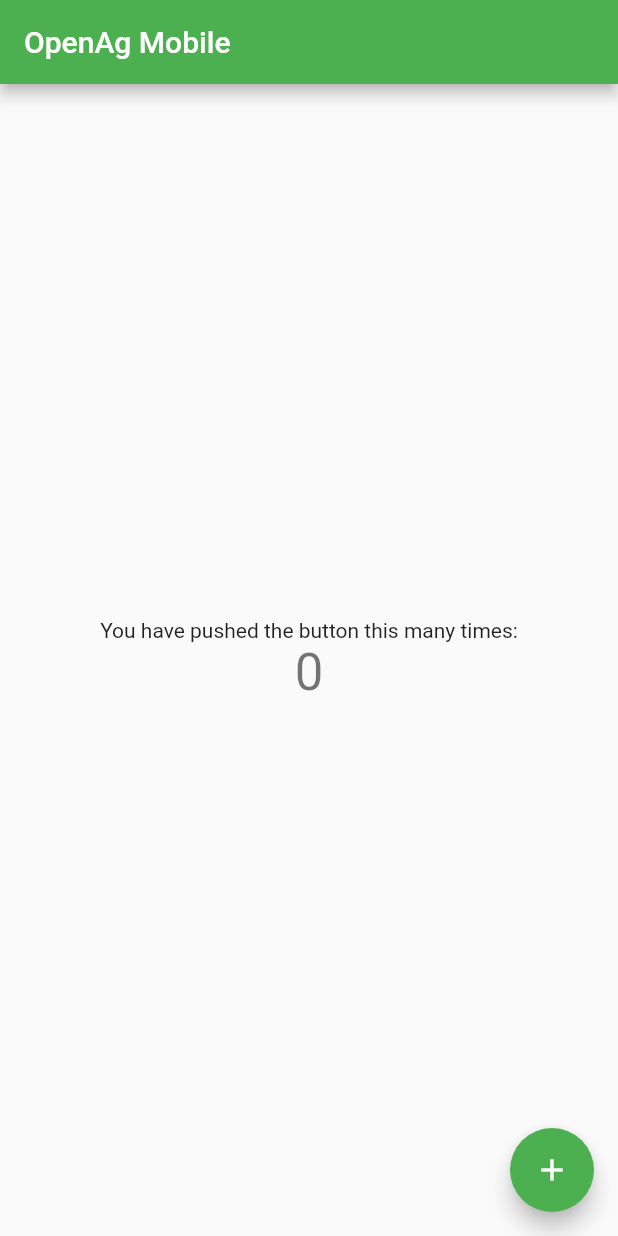
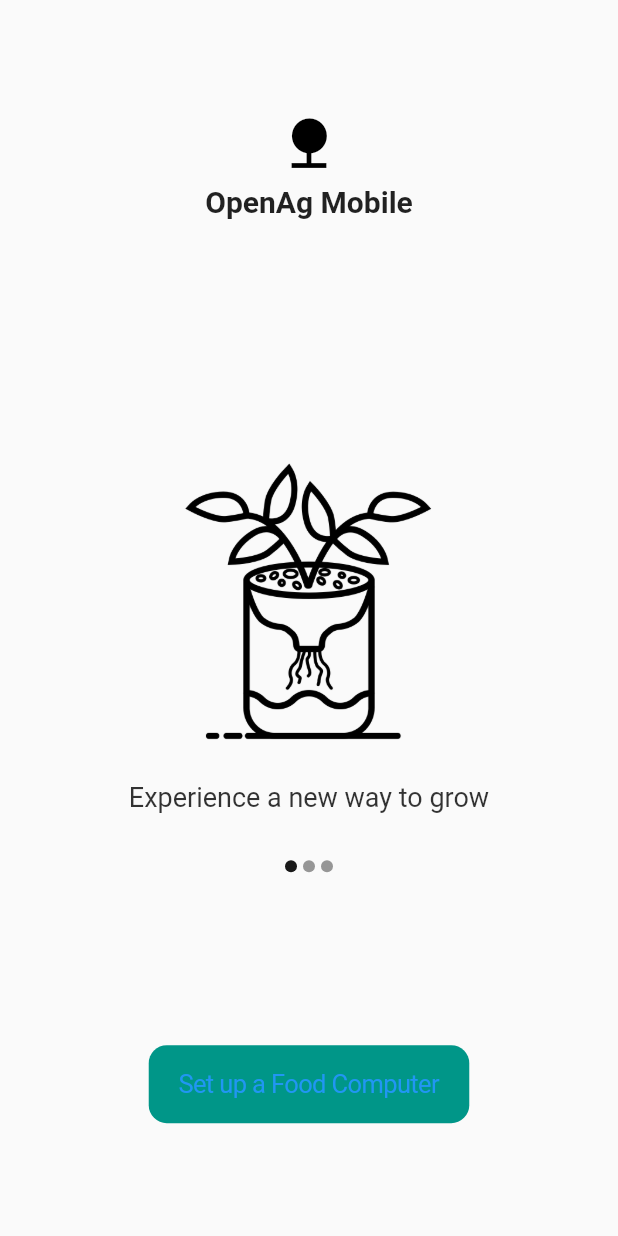
Before and after one commit to e-simpson/Open-Ag-Mobile, a Flutter app: the screen it shows after launch, on a phone screen of 412 x 824 dp. Run offline on Flutter 3.47's test engine with Material 2 defaults, Android fonts, the phone set to English and light mode, and no system bars; drawn by our look-alikes of carousel_slider; missing offline and left inert: screentheme.

Commit message:
Mocked out Onboarding and setup process Added Home, Recipe List, Create Recipe, and View Recipe routing Setup basic project imports Added 7 mockup image glyphs (CC License 3.0) Added image and title component Other project setup changes

```diff
--- /dev/null
+++ b/lib/components/ImageAndTitle.dart
@@ -0,0 +1,22 @@
+import 'package:flutter/material.dart';
+
+class ImageAndTitle extends StatelessWidget{
+  final String image;
+  final String title;
+  final Color textColor;
+  ImageAndTitle({this.image, this.title, this.textColor = Colors.black}) : assert(image != null), assert(title != null);
+
+  @override
+  Widget build(BuildContext context) {
+    return new Center(
+      child: new Column(
+        mainAxisAlignment: MainAxisAlignment.center,
+        children: <Widget>[
+          new Image.asset(image, fit: BoxFit.scaleDown, height: 200.0),
+          new Padding(padding: const EdgeInsets.only(bottom: 20.0)),
+          new Text(title, style: new TextStyle(color: textColor.withOpacity(0.8), fontSize: 18.0), textAlign: TextAlign.center),
+        ],
+      ),
+    );
+  }
+}
--- a/lib/main.dart
+++ b/lib/main.dart
@@ -1,91 +1,59 @@
 import 'package:flutter/material.dart';
+import 'package:flutter/cupertino.dart';
+import 'package:flutter/services.dart';
+import 'package:open_ag_mobile/routes/CreateRecipe.dart';
+import 'package:open_ag_mobile/routes/Home.dart';
+import 'package:open_ag_mobile/routes/Onboarding.dart';
+import 'package:open_ag_mobile/routes/RecipeList.dart';
+import 'package:open_ag_mobile/routes/Setup.dart';
+import 'package:screentheme/screentheme.dart';
 
-void main() => runApp(new OpenAgMobile());
+void main() {
+  SystemChrome.setPreferredOrientations([DeviceOrientation.portraitUp]);
+  ScreenTheme.darkStatusBar();
+  ScreenTheme.darkNavigationBar();
+  ScreenTheme.updateNavigationBarColor(Colors.grey[50]);
+  runApp(OpenAgMobileApp());
+}
 
-class OpenAgMobile extends StatelessWidget {
-  @override
-  Widget build(BuildContext context) {
-    return new MaterialApp(
-      title: 'OpenAg Mobile',
-      theme: new ThemeData(
-        primarySwatch: Colors.green,
-      ),
-      home: new MyHomePage(title: 'OpenAg Mobile'),
+class OpenAgMobileApp extends StatelessWidget {
+  void checkExistingFoodComputer(){
+
+  }
+
+
+  @override Widget build(BuildContext context) {
+    final Color primary = Colors.teal;
+
+    //Theme data
+    ThemeData theme = ThemeData(
+      brightness: Brightness.light,
+      primaryColor: primary,
+      accentColor: Color.lerp(primary, Colors.white, 0.5),
+
+
+      //button theme
+      highlightColor: Colors.transparent,
+      splashColor: Colors.black26,
+      disabledColor: Colors.black12,
+      toggleableActiveColor: primary,
+      cursorColor: primary,
+      buttonColor: primary,
+      primaryIconTheme: IconThemeData(color: Colors.black),
+
+      //card & canvas theme
+      cardColor: Colors.grey[50],
+//      canvasColor: Colors.transparent,
+
+      //enlarge icons for visibility
+      iconTheme: IconThemeData(size: 24.0),
+    );
+    return MaterialApp(
+        title: "OpenAg Mobile",
+        color: Colors.grey[200],
+        home: Onboarding(),
+        theme: theme,
+        debugShowCheckedModeBanner: false
     );
   }
 }
-
-class MyHomePage extends StatefulWidget {
-  MyHomePage({Key key, this.title}) : super(key: key);
-
-  final String title;
-
-  @override
-  _MyHomePageState createState() => new _MyHomePageState();
-}
-
-class _MyHomePageState extends State<MyHomePage> {
-  int _counter = 0;
-
-  void _incrementCounter() {
-    setState(() {
-      // This call to setState tells the Flutter framework that something has
-      // changed in this State, which causes it to rerun the build method below
-      // so that the display can reflect the updated values. If we changed
-      // _counter without calling setState(), then the build method would not be
-      // called again, and so nothing would appear to happen.
-      _counter++;
-    });
-  }
-
-  @override
-  Widget build(BuildContext context) {
-    // This method is rerun every time setState is called, for instance as done
-    // by the _incrementCounter method above.
-    //
-    // The Flutter framework has been optimized to make rerunning build methods
-    // fast, so that you can just rebuild anything that needs updating rather
-    // than having to individually change instances of widgets.
-    return new Scaffold(
-      appBar: new AppBar(
-        // Here we take the value from the MyHomePage object that was created by
-        // the App.build method, and use it to set our appbar title.
-        title: new Text(widget.title),
-      ),
-      body: new Center(
-        // Center is a layout widget. It takes a single child and positions it
-        // in the middle of the parent.
-        child: new Column(
-          // Column is also layout widget. It takes a list of children and
-          // arranges them vertically. By default, it sizes itself to fit its
-          // children horizontally, and tries to be as tall as its parent.
-          //
-          // Invoke "debug paint" (press "p" in the console where you ran
-          // "flutter run", or select "Toggle Debug Paint" from the Flutter tool
-          // window in IntelliJ) to see the wireframe for each widget.
-          //
-          // Column has various properties to control how it sizes itself and
-          // how it positions its children. Here we use mainAxisAlignment to
-          // center the children vertically; the main axis here is the vertical
-          // axis because Columns are vertical (the cross axis would be
-          // horizontal).
-          mainAxisAlignment: MainAxisAlignment.center,
-          children: <Widget>[
-            new Text(
-              'You have pushed the button this many times:',
-            ),
-            new Text(
-              '$_counter',
-              style: Theme.of(context).textTheme.display1,
-            ),
-          ],
-        ),
-      ),
-      floatingActionButton: new FloatingActionButton(
-        onPressed: _incrementCounter,
-        tooltip: 'Increment',
-        child: new Icon(Icons.add),
-      ), // This trailing comma makes auto-formatting nicer for build methods.
-    );
-  }
-}
--- /dev/null
+++ b/lib/routes/Onboarding.dart
@@ -0,0 +1,114 @@
+import 'package:flutter/cupertino.dart';
+import 'package:flutter/material.dart';
+import 'package:carousel_slider/carousel_slider.dart';
+import 'package:open_ag_mobile/components/ImageAndTitle.dart';
+//import 'package:flutter_swiper/flutter_swiper.dart';
+//import 'package:flutter_page_indicator/flutter_page_indicator.dart';
+import 'package:open_ag_mobile/routes/Setup.dart';
+
+
+class Onboarding extends StatefulWidget {
+  @override
+  OnboardingState createState() => OnboardingState();
+}
+
+class OnboardingState extends State<Onboarding> {
+  int _index = 0;
+  PageController pageController = PageController();
+
+  List<Widget> carouselItems = <Widget>[
+    ImageAndTitle(image: "assets/agriculture.png", title: "Experience a new way to grow"),
+    ImageAndTitle(image: "assets/research.png", title: "Contribute to a world class\nresearch project"),
+    ImageAndTitle(image: "assets/crops.png", title: "Enjoy what you have grown")
+  ];
+
+  void enterSetupProcess(){
+    Navigator.of(context).push(CupertinoPageRoute<bool>(builder: (context) => Setup()));
+  }
+
+  Widget createIndicator() {
+    return Row(
+        mainAxisAlignment: MainAxisAlignment.center,
+        children: List < Widget>.generate(carouselItems.length, (int i) {
+          return Container(
+            width: 8.0,
+            height: 8.0,
+            margin: EdgeInsets.symmetric(horizontal: 2.0),
+            decoration: BoxDecoration(
+                shape: BoxShape.circle,
+                color: i == _index ? Color.fromRGBO(0, 0, 0, 0.9) : Color.fromRGBO(0, 0, 0, 0.4)
+            ),
+          );
+        })
+    );
+  }
+
+
+
+  @override
+  Widget build(BuildContext context) {
+
+    Widget logoAndTitle = Container(
+        child: Column( children: <Widget>[
+          Padding(
+            padding: const EdgeInsets.only( bottom: 8.0),
+            child: Icon(Icons.nature, size: 40.0),
+          ),
+          Text("OpenAg Mobile",
+              style: TextStyle(fontWeight: FontWeight.bold, fontSize: 20.0)
+          )
+        ],
+        )
+    );
+
+//    Widget car = Swiper(
+//      itemBuilder: (BuildContext context,int i){ return carouselItems[i]; },
+//      itemCount: 3,
+//      itemWidth: 250.0,
+//      pagination: SwiperPagination(),
+//      control: SwiperControl(),
+//      autoplay: true,
+//      autoplayDelay: 4,
+//      autoplayDisableOnInteraction: true,
+////      indicatorLayout: PageIndicatorLayout.WARM,
+//    );
+
+    Widget carousel = Stack(
+      alignment: Alignment.center,
+      children: <Widget>[
+        CarouselSlider(
+          autoPlay: true,
+          distortion: true,
+          interval: const Duration(seconds: 5),
+          height: 400.0,
+          items: carouselItems,
+          updateCallback: (index) {setState(() {_index = index;});},
+        ),
+        Positioned(bottom: 40.0, child: createIndicator())
+      ],
+    );
+
+
+    Widget setupButton = CupertinoButton(
+      child: Text("Set up a Food Computer"),
+      onPressed: enterSetupProcess,
+      color: Theme.of(context).primaryColor,
+    );
+
+    Widget body = Column(
+      mainAxisAlignment: MainAxisAlignment.spaceEvenly,
+      crossAxisAlignment: CrossAxisAlignment.center,
+      children: <Widget>[
+        logoAndTitle,
+        carousel,
+//        car,
+        setupButton
+      ],
+    );
+
+    return Scaffold(
+        resizeToAvoidBottomPadding: false,
+        body: Center(child: body)
+    );
+  }
+}
```
Also changed, not shown: lib/routes/CreateRecipe.dart (added, +30 -0 lines), lib/routes/Home.dart (added, +38 -0 lines), lib/routes/RecipeList.dart (added, +34 -0 lines), lib/routes/Setup.dart (added, +112 -0 lines), pubspec.yaml (+27 -0 lines), assets/agriculture.png (added), assets/check.png (added), assets/computer.png (added), assets/crops.png (added), assets/plugin.png (added), assets/research.png (added), assets/searching.png (added), lib/routes/ViewRecipe.dart (added), 5 other files.
